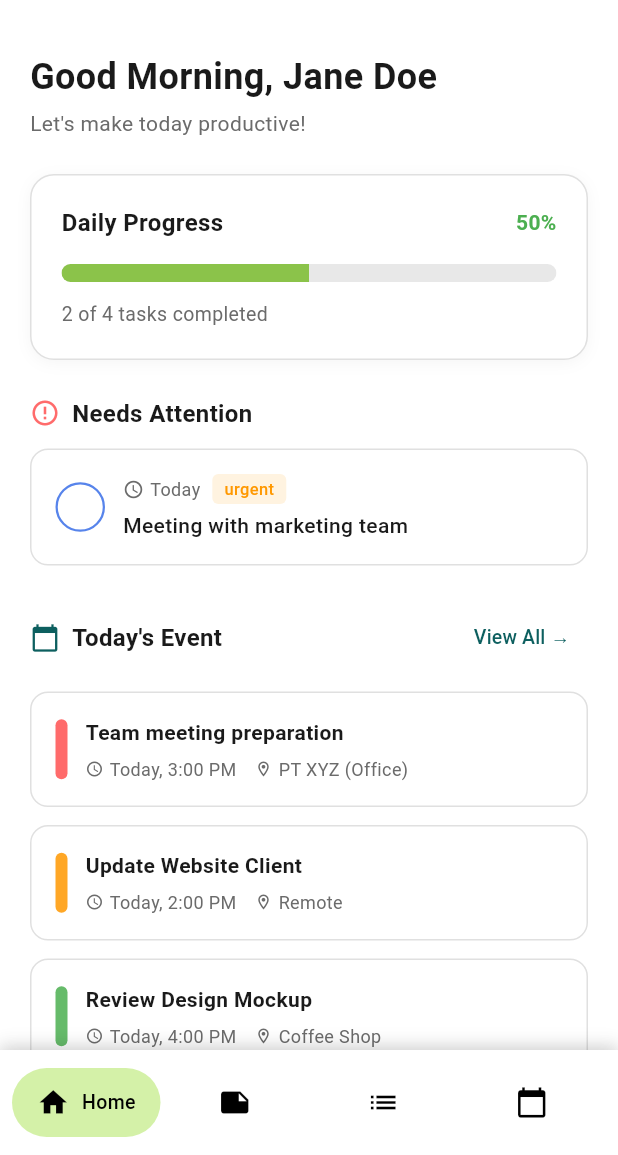
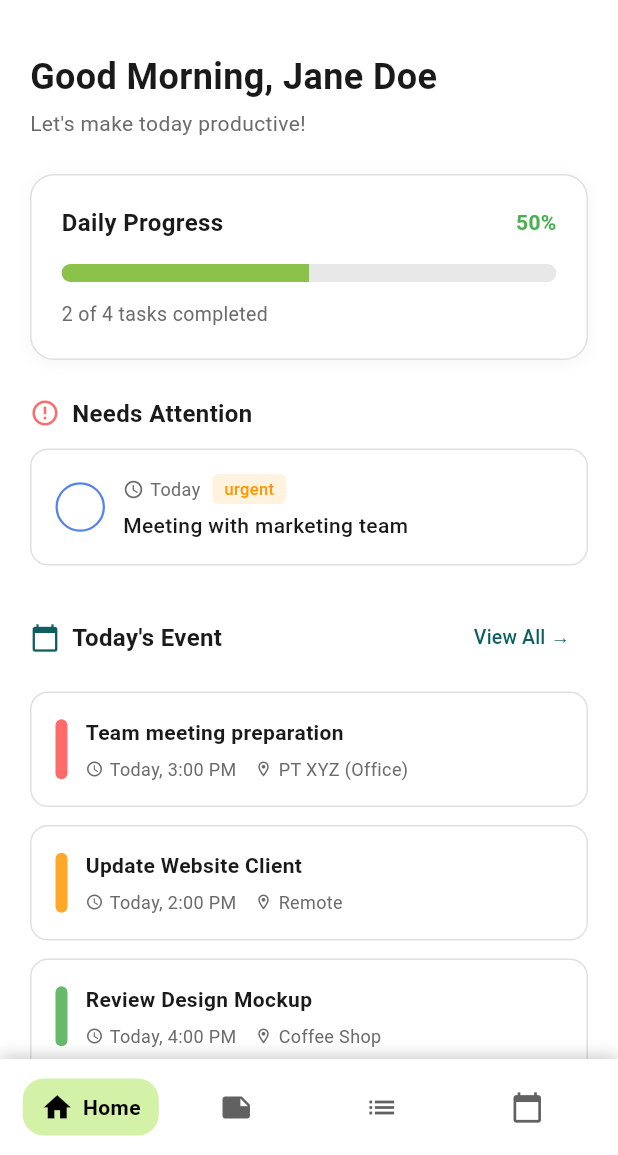
Before and after one commit to susanjong/MindlyApp_MobileDev, a Flutter app: the HomePage screen opened by its route, on a phone screen of 412 x 824 dp, the part 81-1236 px from its top. Run offline on Flutter 3.47's test engine with Material 3 defaults, Android fonts, the phone set to English and light mode, and no system bars; our stand-ins replace cloud_firestore, firebase_auth, firebase_core, google_sign_in; accounts and stored records are empty; Roboto replaces fonts that are missing (Poppins).

Commit message:
scaffold

```diff
--- a/lib/widgets/navbar.dart
+++ b/lib/widgets/navbar.dart
@@ -1,152 +1,144 @@
 import 'package:flutter/material.dart';
 import 'package:notesapp/presentation/screen/main_home/home.dart';
 import 'package:notesapp/presentation/screen/notes/awalnotes.dart';
-import 'package:notesapp/presentation/screen/todolist/awaltodo.dart';
-import 'package:notesapp/presentation/screen/calendar/awalcalendar.dart';
 
-// ================== CUSTOM NAVBAR ==================
-class CustomNavBar extends StatelessWidget {
-  final int selectedIndex;
-  final Function(int)? onItemTapped;
-  final bool autoNavigate;
+class NavbarRoot extends StatefulWidget {
+  const NavbarRoot({super.key});
 
-  const CustomNavBar({
-    super.key,
-    required this.selectedIndex,
-    this.onItemTapped,
-    this.autoNavigate = true,
-  });
-
-  // Fungsi untuk navigasi ke halaman berdasarkan index
-  void _navigateToPage(BuildContext context, int index) {
-    if (selectedIndex == index || !autoNavigate) {
-      onItemTapped?.call(index);
-      return;
+  @override
+  State<NavbarRoot> createState() => _NavbarRootState();
 }
 
-    Widget page;
-    switch (index) {
-      case 0:
-        page = const HomePage();
-        break;
-      case 1:
-        page = const NotesPage();
-        break;
-      case 2:
-        page = const TodoListPage();
-        break;
-      case 3:
-        page = const CalendarPage();
-        break;
-      default:
-        page = const HomePage();
-    }
+class _NavbarRootState extends State<NavbarRoot> {
+  int _selectedIndex = 0;
 
-    Navigator.pushReplacement(
-      context,
-      PageRouteBuilder(
-        pageBuilder: (context, animation, secondaryAnimation) => page,
-        transitionsBuilder: (context, animation, secondaryAnimation, child) {
-          return FadeTransition(
-            opacity: animation,
-            child: child,
-          );
-        },
-        transitionDuration: const Duration(milliseconds: 300),
-      ),
-    );
+  final List<Widget> _pages = [
+    const HomePage(),
+    const NotesPage(),
+    const Center(child: Text('Todo Page', style: TextStyle(fontSize: 24))),
+    const Center(child: Text('Calendar Page', style: TextStyle(fontSize: 24))),
+  ];
+
+  void _onItemTapped(int index) {
+    setState(() {
+      _selectedIndex = index;
+    });
   }
 
   @override
   Widget build(BuildContext context) {
-    return Container(
-      height: 70,
-      padding: const EdgeInsets.symmetric(horizontal: 8, vertical: 8),
+    return Scaffold(
+      body: _pages[_selectedIndex],
+      bottomNavigationBar: Container(
         decoration: BoxDecoration(
           color: Colors.white,
           boxShadow: [
             BoxShadow(
               color: Colors.black.withOpacity(0.1),
-            blurRadius: 10,
+              blurRadius: 8,
               offset: const Offset(0, -2),
             ),
           ],
         ),
-      child: Row(
-        mainAxisAlignment: MainAxisAlignment.spaceEvenly,
-        children: List.generate(
-          _navItems.length,
-              (index) {
-            final isSelected = selectedIndex == index;
-
-            return Expanded(
-              child: GestureDetector(
-                onTap: () => _navigateToPage(context, index),
-                child: Container(
-                  color: Colors.transparent,
-                  child: Center(
-                    child: AnimatedContainer(
-                      duration: const Duration(milliseconds: 200),
-                      curve: Curves.easeInOut,
-                      // FIXED: Semua container punya ukuran yang SAMA
-                      constraints: BoxConstraints(
-                        minWidth: isSelected ? 100 : 46,
-                        maxWidth: isSelected ? 120 : 46,
-                        minHeight: 46,
-                        maxHeight: 46,
+        child: SafeArea(
+          child: CustomNavBar(
+            selectedIndex: _selectedIndex,
+            onItemTapped: _onItemTapped, // sekarang wajib ada
           ),
-                      padding: EdgeInsets.symmetric(
-                        horizontal: isSelected ? 14 : 0,
-                        vertical: 11,
-                      ),
-                      decoration: BoxDecoration(
-                        color: isSelected
-                            ? const Color(0xFFD4F1A8)
-                            : Colors.transparent,
-                        borderRadius: BorderRadius.circular(23),
-                      ),
-                      child: Row(
-                        mainAxisSize: MainAxisSize.min,
-                        mainAxisAlignment: MainAxisAlignment.center,
-                        children: [
-                          Icon(
-                            _navItems[index].icon,
-                            color: Colors.black,
-                            size: 22,
-                          ),
-                          // Animasi smooth untuk text
-                          AnimatedContainer(
-                            duration: const Duration(milliseconds: 200),
-                            width: isSelected ? 8 : 0,
-                          ),
-                          if (isSelected)
-                            Flexible(
-                              child: Text(
-                                _navItems[index].label,
-                                style: const TextStyle(
-                                  color: Colors.black,
-                                  fontSize: 13,
-                                  fontWeight: FontWeight.w500,
-                                ),
-                                overflow: TextOverflow.ellipsis,
-                                maxLines: 1,
-                              ),
-                            ),
-                        ],
-                      ),
-                    ),
-                  ),
-                ),
-              ),
-            );
-          },
         ),
       ),
     );
   }
 }
 
-// ================== NAVBAR ITEMS ==================
+// ================= CustomNavBar =================
+class CustomNavBar extends StatelessWidget {
+  final int selectedIndex;
+  final Function(int) onItemTapped; // diubah jadi non-nullable
+  final bool autoNavigate;
+
+  const CustomNavBar({
+    super.key,
+    required this.selectedIndex,
+    required this.onItemTapped, // wajib diisi
+    this.autoNavigate = true,
+  });
+
+  @override
+  Widget build(BuildContext context) {
+    return Container(
+      decoration: BoxDecoration(
+        color: Colors.white,
+        boxShadow: [
+          BoxShadow(
+            color: Colors.black.withOpacity(0.1),
+            blurRadius: 8,
+            offset: const Offset(0, -2),
+          ),
+        ],
+      ),
+      child: SafeArea(
+        child: Container(
+          height: 64,
+          padding: const EdgeInsets.symmetric(horizontal: 12, vertical: 8),
+          child: Row(
+            children: List.generate(_navItems.length, (index) {
+              final item = _navItems[index];
+              final isSelected = selectedIndex == index;
+
+              return Expanded(
+                child: Center(
+                  child: InkWell(
+                    borderRadius: BorderRadius.circular(14),
+                    onTap: () => onItemTapped(index), // aman karena non-nullable
+                    child: AnimatedContainer(
+                      duration: const Duration(milliseconds: 180),
+                      padding: EdgeInsets.symmetric(
+                        horizontal: isSelected ? 12 : 8,
+                        vertical: isSelected ? 8 : 6,
+                      ),
+                      decoration: BoxDecoration(
+                        color: isSelected ? const Color(0xFFD4F1A8) : Colors.transparent,
+                        borderRadius: BorderRadius.circular(14),
+                      ),
+                      child: Row(
+                        mainAxisSize: MainAxisSize.min,
+                        children: [
+                          Icon(
+                            item.icon,
+                            size: 22,
+                            color: isSelected ? Colors.black : Colors.grey[700],
+                          ),
+                          if (isSelected) ...[
+                            const SizedBox(width: 6),
+                            Flexible(
+                              child: Text(
+                                item.label,
+                                style: const TextStyle(
+                                  fontSize: 14,
+                                  fontWeight: FontWeight.w600,
+                                  color: Colors.black,
+                                  letterSpacing: 0.3,
+                                ),
+                                overflow: TextOverflow.ellipsis,
+                              ),
+                            ),
+                          ],
+                        ],
+                      ),
+                    ),
+                  ),
+                ),
+              );
+            }),
+          ),
+        ),
+      ),
+    );
+  }
+}
+
+// ================= Models Navbar Item =================
 class NavBarItem {
   final IconData icon;
   final String label;
```
Lines whose indentation alone changed are shown as unchanged.
